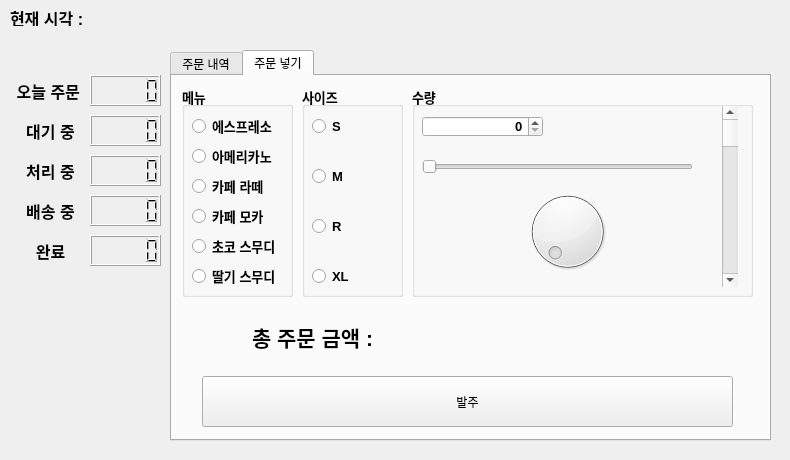
Old version of the form Python_PySide_GUI/Qt_Pos.ui in the repository sh95fit/Python_study.
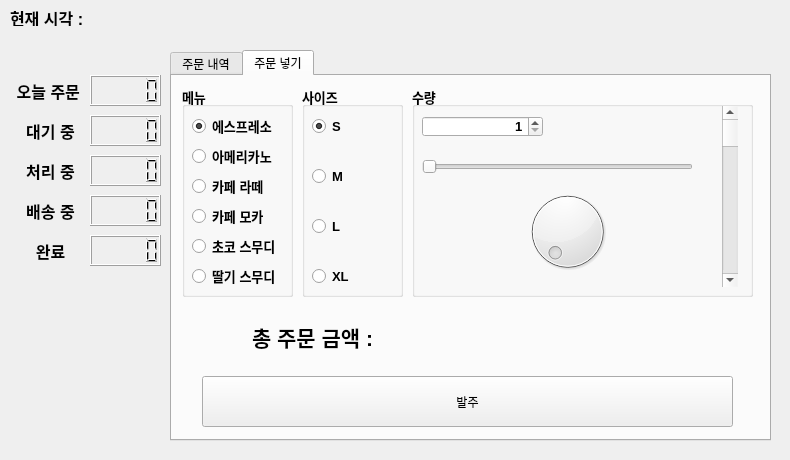
New version of the form.

Commit message: PySide 실습(포스기 프로그램) - getattr + isChecked 조합을 통한 라디오박스 상태 확인

What changed in the file:
```diff
--- a/Python_PySide_GUI/Qt_Pos.ui
+++ b/Python_PySide_GUI/Qt_Pos.ui
@@ -279,6 +279,9 @@
        <property name="text">
         <string>에스프레소</string>
        </property>
+       <property name="checked">
+        <bool>true</bool>
+       </property>
       </widget>
       <widget class="QRadioButton" name="radio_americano">
        <property name="geometry">
@@ -389,6 +392,9 @@
        <property name="text">
         <string>S</string>
        </property>
+       <property name="checked">
+        <bool>true</bool>
+       </property>
       </widget>
       <widget class="QRadioButton" name="radio_size_l">
        <property name="geometry">
@@ -400,7 +406,7 @@
         </rect>
        </property>
        <property name="text">
-        <string>R</string>
+        <string>L</string>
        </property>
       </widget>
       <widget class="QRadioButton" name="radio_size_xl">
@@ -450,6 +456,9 @@
        <property name="alignment">
         <set>Qt::AlignRight|Qt::AlignTrailing|Qt::AlignVCenter</set>
        </property>
+       <property name="minimum">
+        <number>1</number>
+       </property>
       </widget>
       <widget class="QSlider" name="hs_quantity">
        <property name="geometry">
```
Left out of the diff: 9 changed lines with no effect on the pictures. The commit also changes 2 other files.
